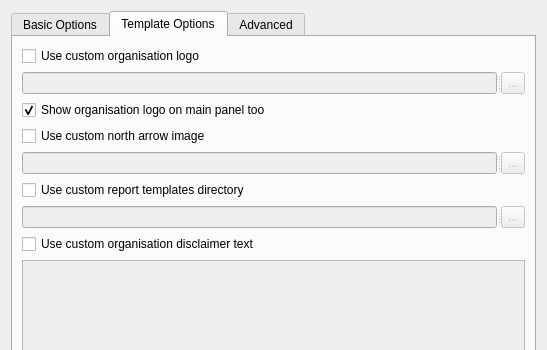
Before: the Qt Designer form safe_qgis/ui/options_dialog_base.ui in inasafe/inasafe, drawn with Qt 5; both pictures show x 0 to 547 and y 0 to 350 of the 547 by 569 pixel window.
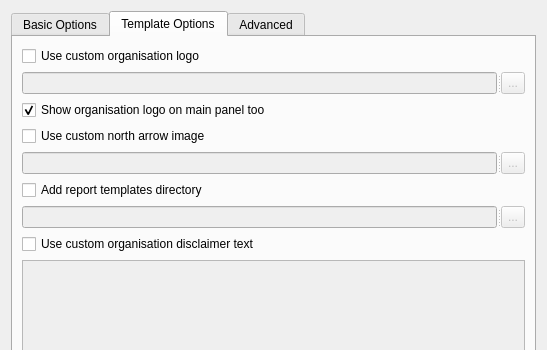
After: the same form once the commit is applied. The open tabs and pages were chosen to show the change. Icons and pictures are not drawn.

Commit message: [#854] The implementation of new template option's behavior

The edit to the form file:
```diff
--- a/safe_qgis/ui/options_dialog_base.ui
+++ b/safe_qgis/ui/options_dialog_base.ui
@@ -365,7 +365,7 @@
        <item>
         <widget class="QCheckBox" name="custom_templates_dir_checkbox">
          <property name="text">
-          <string>Use custom report templates directory</string>
+          <string>Add report templates directory</string>
          </property>
          <property name="checked">
           <bool>false</bool>
```
Left out of the diff: 4 changed lines with no effect on the pictures. The commit also changes 3 other files.
